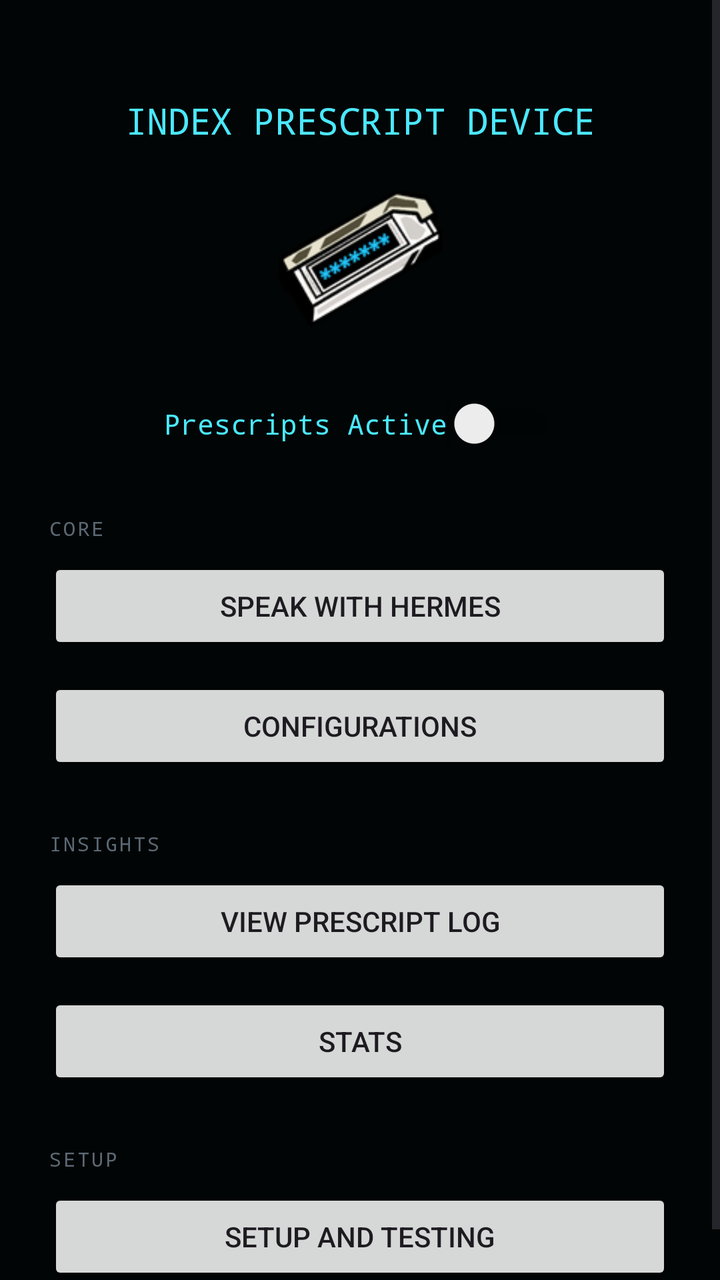
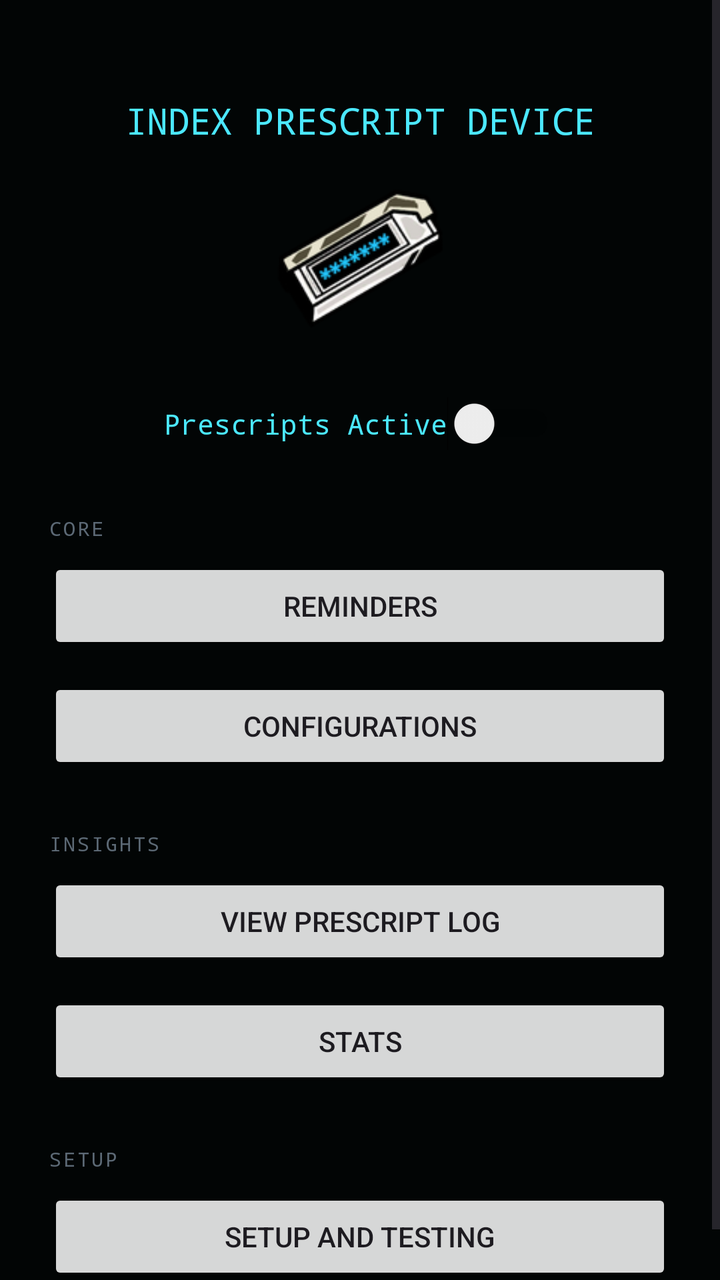

The first picture is an Android layout as it rendered before a commit; the second is the same layout after the commit. The layout source and the unified diff follow.
<!-- AndroidManifest.xml: application theme Theme.PrescriptBeeper -->
<!-- res/layout/activity_main.xml -->
<?xml version="1.0" encoding="utf-8"?>
<ScrollView xmlns:android="http://schemas.android.com/apk/res/android"
    android:layout_width="match_parent"
    android:layout_height="match_parent"
    android:fitsSystemWindows="true"
    android:background="#020505">

    <LinearLayout
        android:layout_width="match_parent"
        android:layout_height="wrap_content"
        android:orientation="vertical"
        android:gravity="center_horizontal"
        android:paddingStart="24dp"
        android:paddingEnd="24dp"
        android:paddingBottom="24dp"
        android:paddingTop="48dp">

        <TextView
            android:layout_width="wrap_content"
            android:layout_height="wrap_content"
            android:text="INDEX PRESCRIPT DEVICE"
            android:textColor="#4be8ff"
            android:textSize="18sp"
            android:fontFamily="monospace"
            android:layout_marginBottom="12dp" />

        <ImageView
            android:layout_width="90dp"
            android:layout_height="90dp"
            android:src="@drawable/icdeviceicon"
            android:layout_marginBottom="24dp" />

        <Switch
            android:id="@+id/switchEnabled"
            android:layout_width="wrap_content"
            android:layout_height="wrap_content"
            android:text="Prescripts Active"
            android:textColor="#4be8ff"
            android:fontFamily="monospace"
            android:layout_marginBottom="32dp" />

        <TextView
            android:layout_width="match_parent"
            android:layout_height="wrap_content"
            android:text="CORE"
            android:textColor="#5c6975"
            android:textSize="10sp"
            android:letterSpacing="0.1"
            android:fontFamily="monospace"
            android:layout_marginBottom="8dp" />

        <Button
            android:id="@+id/btnOpenChat"
            android:layout_width="match_parent"
            android:layout_height="wrap_content"
            android:text="Speak With Hermes"
            android:layout_marginBottom="12dp" />

        <Button
            android:id="@+id/btnOpenConfigurations"
            android:layout_width="match_parent"
            android:layout_height="wrap_content"
            android:text="Configurations"
            android:layout_marginBottom="28dp" />

        <TextView
            android:layout_width="match_parent"
            android:layout_height="wrap_content"
            android:text="INSIGHTS"
            android:textColor="#5c6975"
            android:textSize="10sp"
            android:letterSpacing="0.1"
            android:fontFamily="monospace"
            android:layout_marginBottom="8dp" />

        <Button
            android:id="@+id/btnViewLog"
            android:layout_width="match_parent"
            android:layout_height="wrap_content"
            android:text="View Prescript Log"
            android:layout_marginBottom="12dp" />

        <Button
            android:id="@+id/btnWeeklySummary"
            android:layout_width="match_parent"
            android:layout_height="wrap_content"
            android:text="Stats"
            android:layout_marginBottom="28dp" />

        <TextView
            android:layout_width="match_parent"
            android:layout_height="wrap_content"
            android:text="SETUP"
            android:textColor="#5c6975"
            android:textSize="10sp"
            android:letterSpacing="0.1"
            android:fontFamily="monospace"
            android:layout_marginBottom="8dp" />

        <Button
            android:id="@+id/btnOpenSetup"
            android:layout_width="match_parent"
            android:layout_height="wrap_content"
            android:text="Setup and Testing" />

    </LinearLayout>

</ScrollView>
<!-- resources referenced by this layout -->
<resources>
  <!-- drawable icdeviceicon: png bitmap (drawable, 15957 bytes) -->
  <style name="Theme.PrescriptBeeper" parent="Base.Theme.PrescriptBeeper">
          <item name="materialButtonStyle">@style/Widget.PrescriptBeeper.Button</item>
      </style>
  <style name="Base.Theme.PrescriptBeeper" parent="Theme.Material3.DayNight.NoActionBar">
          
      </style>
  <style name="Widget.PrescriptBeeper.Button" parent="Widget.Material3.Button.OutlinedButton">
          <item name="backgroundTint">#10181c</item>
          <item name="strokeColor">#35d7f0</item>
          <item name="strokeWidth">2dp</item>
          <item name="cornerRadius">8dp</item>
          <item name="android:textColor">#4be8ff</item>
          <item name="android:fontFamily">monospace</item>
          <item name="android:textAllCaps">false</item>
          <item name="android:paddingTop">14dp</item>
          <item name="android:paddingBottom">14dp</item>
      </style>
</resources>

<!-- the commit's change to res/layout/activity_main.xml (unified diff, before → after) -->
@@ -50,10 +50,10 @@
             android:layout_marginBottom="8dp" />
 
         <Button
-            android:id="@+id/btnOpenChat"
+            android:id="@+id/btnOpenReminders"
             android:layout_width="match_parent"
             android:layout_height="wrap_content"
-            android:text="Speak With Hermes"
+            android:text="Reminders"
             android:layout_marginBottom="12dp" />
 
         <Button
